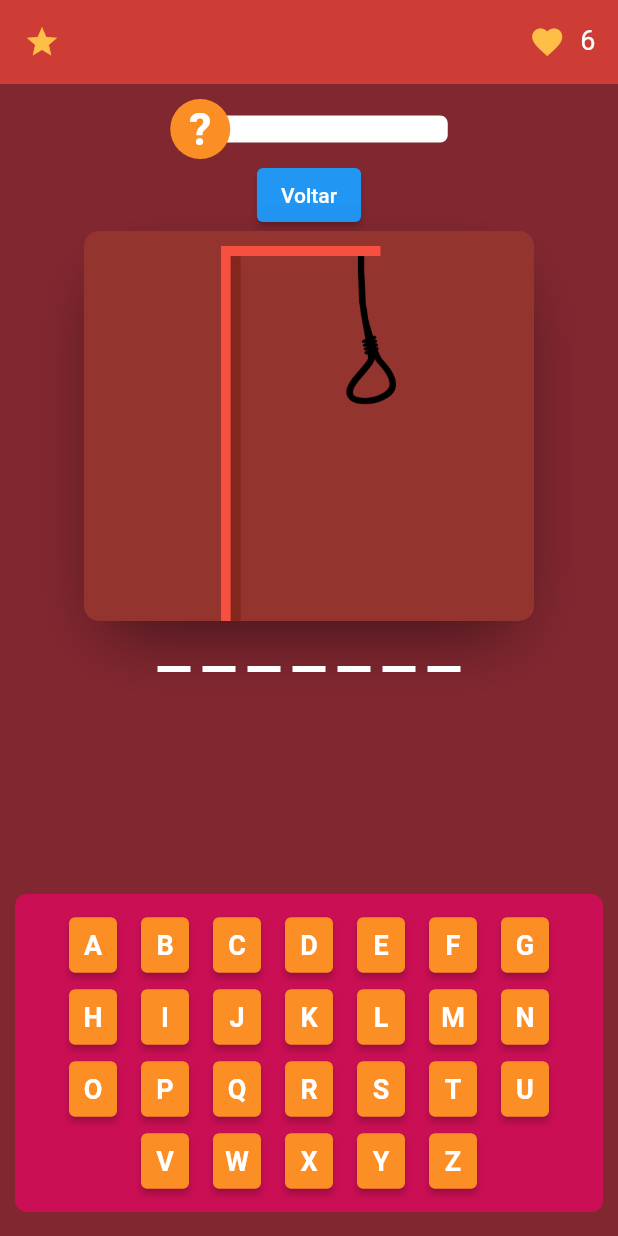
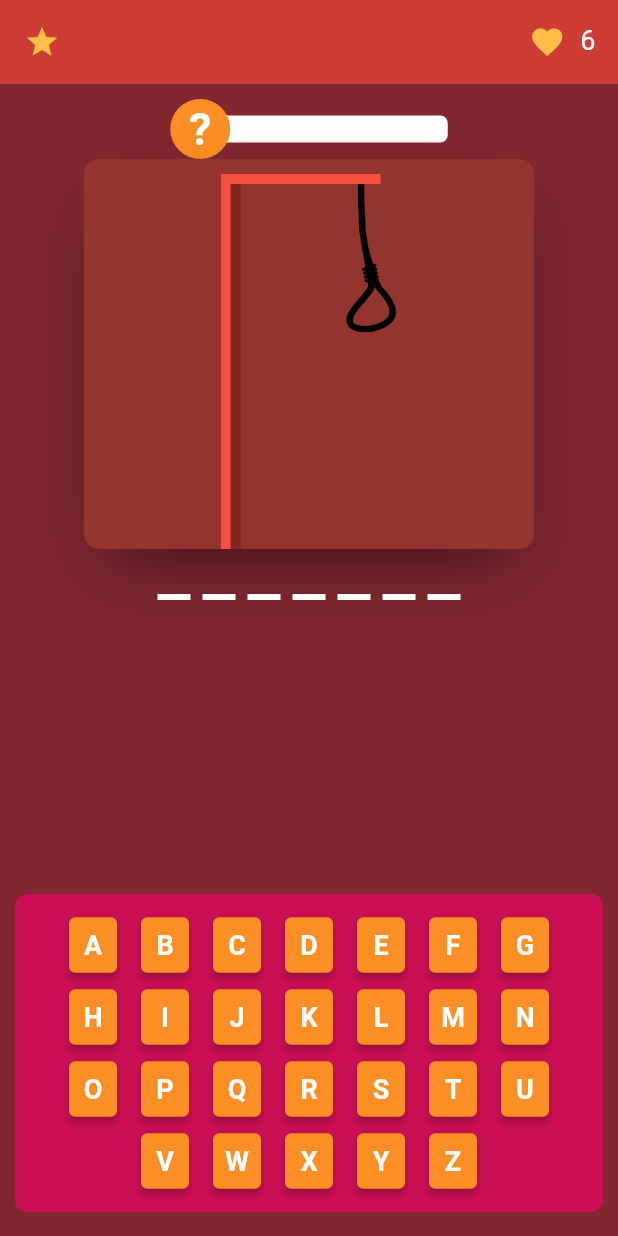
Before and after one commit to Matheus-IT/prog4_avaliacao2, a Flutter app: the GamePage screen opened by its route, on a phone screen of 412 x 824 dp. Run offline on Flutter 3.47's test engine with Material 2 defaults, Android fonts, the phone set to English and light mode, and no system bars; our stand-ins replace flutter_svg.

Commit message:
Removing go back button

```diff
--- a/lib/pages/game_page/game_page.dart
+++ b/lib/pages/game_page/game_page.dart
@@ -101,10 +101,6 @@ class _GamePageState extends State<GamePage> {
               height: 10,
             ),
             hintVisible ? Hint(hint: hint) : HintBar(hintBar: hintBar),
-            ElevatedButton(
-              onPressed: () => Navigator.pop(context),
-              child: const Text('Voltar'),
-            ),
             Gallow(
               imageSource: playerHangingAssets[player.currentHangingStage]!,
             ),
```
